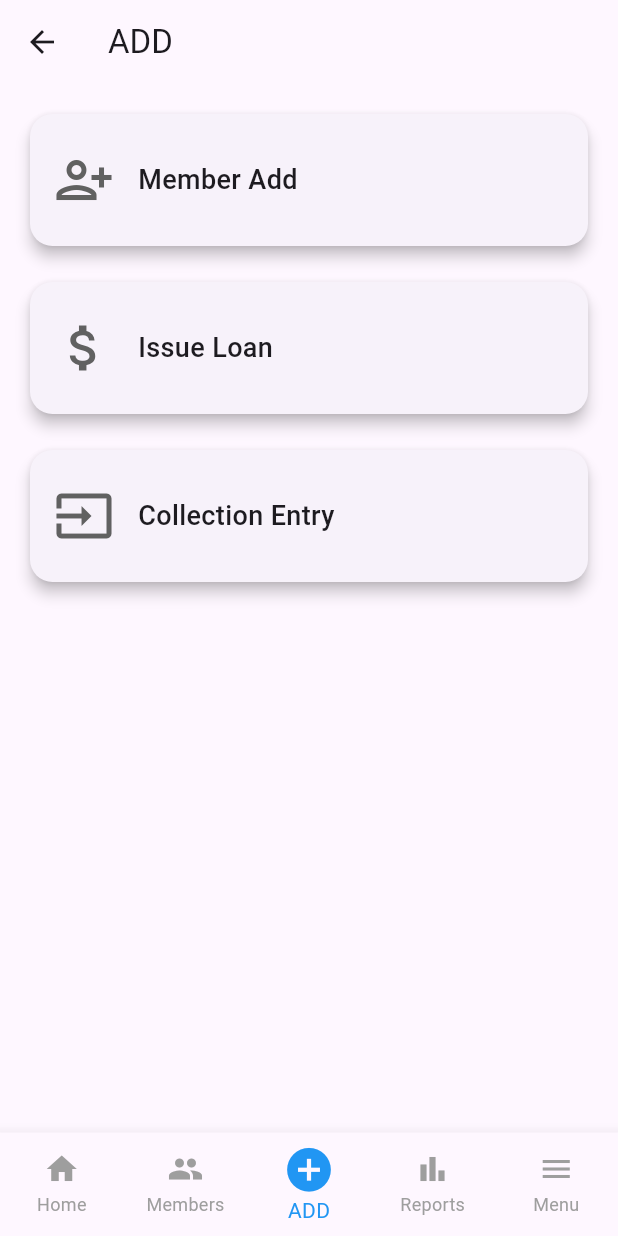
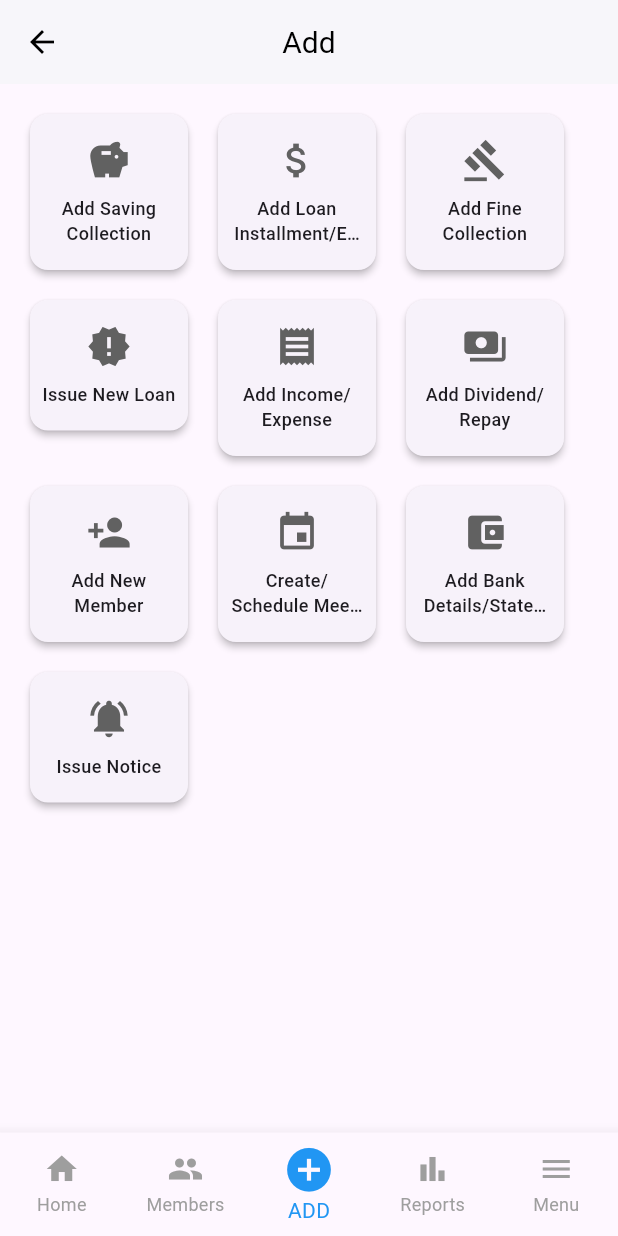
Before and after one commit to sparkmind-org/BachatGatApp, a Flutter app: the AddScreen screen opened by its route, on a phone screen of 412 x 824 dp. Run offline on Flutter 3.47's test engine with Material 3 defaults, Android fonts, the phone set to English and light mode, and no system bars; our stand-ins replace flutter_svg.

Commit message:
Adding new Screen in add page

```diff
--- a/lib/app/routes.dart
+++ b/lib/app/routes.dart
@@ -8,6 +8,15 @@ import '../screens/loan/loan_collection_screen.dart';
 import '../screens/reports/reports_screen.dart';
 import '../screens/menu/menu_screen.dart';
 import '../screens/add/add_screen.dart';
+import '../screens/add/addtilescreen/issue_notice_screen.dart';
+import '../screens/add/addtilescreen/loan_emi_screen.dart';
+import '../screens/add/addtilescreen/bank_details_screen.dart';
+import '../screens/add/addtilescreen/meeting_schedule_screen.dart';
+import '../screens/add/addtilescreen/income_expense_screen.dart';
+import '../screens/add/addtilescreen/dividend_repay_screen.dart';
+import '../screens/add/addtilescreen/fine_collection_screen.dart';
+import '../screens/add/addtilescreen/saving_collection_screen.dart';
+
 import '../screens/notification/notification_screen.dart';
 
 final Map<String, WidgetBuilder> appRoutes = {
@@ -21,4 +30,15 @@ final Map<String, WidgetBuilder> appRoutes = {
   '/reports': (context) => const ReportsScreen(),
   '/menu': (context) => const MenuScreen(),
   '/notification': (context) => const NotificationsScreen(),
+  '/add-bank-details': (context) => const AddBankDetailsScreen(),
+  '/issue-notice': (context) => const IssueNoticeScreen(),
+  '/add-saving': (context) => const AddSavingCollectionScreen(),
+  '/add-income-expense': (context) => const AddIncomeExpenseScreen(),
+  '/add-dividend': (context) => const AddDividendRepayScreen(),
+  '/add-meeting': (context) => const ScheduleMeetingScreen(),
+  '/add-loan-emi': (context) => const AddLoanEmiScreen(),
+  '/add-fine': (context) => const AddFineCollectionScreen(),
+
+
+
 };
--- a/lib/screens/add/add_screen.dart
+++ b/lib/screens/add/add_screen.dart
@@ -2,13 +2,13 @@ import 'package:flutter/material.dart';
 import '../../widgets/custom_footer.dart';
 
 class AddScreen extends StatefulWidget {
-  const AddScreen({Key? key}) : super(key: key);
+  const AddScreen({super.key});
 
   @override
-  _AddScreenState createState() => _AddScreenState();
+  AddScreenState createState() => AddScreenState();
 }
 
-class _AddScreenState extends State<AddScreen> {
+class AddScreenState extends State<AddScreen> {
   int _selectedIndex = 2; // Set to 2 since this is the 'Add' screen
 
   void _onItemTapped(int index) {
@@ -35,36 +35,31 @@ class _AddScreenState extends State<AddScreen> {
   Widget build(BuildContext context) {
     return Scaffold(
       appBar: AppBar(
-        title: const Text('ADD'),
+        title: const Text('Add'),
+        backgroundColor: Colors.white,
+        elevation: 1,
+        iconTheme: const IconThemeData(color: Colors.black),
+        titleTextStyle: const TextStyle(color: Colors.black, fontSize: 20),
+        centerTitle: true,
       ),
       body: Padding(
         padding: const EdgeInsets.all(16.0),
-        child: Column(
-          crossAxisAlignment: CrossAxisAlignment.stretch,
+        child: Wrap(
+          spacing: 12, // Space between cards horizontally
+          runSpacing: 12, // Space between cards vertically
           children: [
-            _buildCard(
-              icon: Icons.person_add_alt,
-              label: 'Member Add',
-              onTap: () {
-               Navigator.pushNamed(context, '/add-member');
-              },
-            ),
-            SizedBox(height: 16),
-            _buildCard(
-              icon: Icons.attach_money,
-              label: 'Issue Loan',
-              onTap: () {
-               Navigator.pushNamed(context, '/issue-loan');
-              },
-            ),
-            SizedBox(height: 16),
-            _buildCard(
-              icon: Icons.input,
-              label: 'Collection Entry',
-              onTap: () {
-                Navigator.pushNamed(context, '/loan-collection');
-              },
-            ),
+            _buildAddCard('Add Saving Collection', Icons.savings, '/add-saving'),
+            _buildAddCard(
+                'Add Loan Installment/EMI', Icons.attach_money, '/add-loan-emi'),
+            _buildAddCard('Add Fine Collection', Icons.gavel, '/add-fine'),
+            _buildAddCard('Issue New Loan', Icons.new_releases, '/issue-loan'),
+            _buildAddCard('Add Income/Expense', Icons.receipt, '/add-income-expense'),
+            _buildAddCard('Add Dividend/Repay', Icons.payments, '/add-dividend'),
+            _buildAddCard('Add New Member', Icons.person_add, '/add-member'),
+            _buildAddCard('Create/Schedule Meeting', Icons.event, '/add-meeting'),
+            _buildAddCard('Add Bank Details/Statements',
+                Icons.account_balance_wallet, '/add-bank-details'),
+            _buildAddCard('Issue Notice', Icons.notifications_active, '/issue-notice'),
           ],
         ),
       ),
@@ -80,27 +75,34 @@ class _AddScreenState extends State<AddScreen> {
     );
   }
 
-  Widget _buildCard({required IconData icon, required String label, required VoidCallback onTap}) {
+  Widget _buildAddCard(String title, IconData iconData, String route) {
     return GestureDetector(
-      onTap: onTap,
+      onTap: () {
+        Navigator.pushNamed(context, route);
+      },
+      child: Container(
+        width: MediaQuery.of(context).size.width / 3 - 24, // Adjusted for three cards per row
         child: Card(
           shape: RoundedRectangleBorder(
-          borderRadius: BorderRadius.circular(15.0),
+            borderRadius: BorderRadius.circular(12),
           ),
-        elevation: 4,
+          elevation: 2,
           child: Padding(
-          padding: const EdgeInsets.symmetric(vertical: 24, horizontal: 16),
-          child: Row(
+            padding: const EdgeInsets.symmetric(vertical: 16, horizontal: 8),
+            child: Column(
+              mainAxisAlignment: MainAxisAlignment.center,
               children: [
-              Icon(icon, size: 40, color: Colors.grey[700]),
-              SizedBox(width: 16),
-              Expanded(
-                child: Text(
-                  label,
-                  style: TextStyle(fontSize: 18, fontWeight: FontWeight.w500),
-                ),
+                Icon(iconData, size: 30, color: Colors.grey[700]),
+                const SizedBox(height: 8),
+                Text(
+                  title,
+                  textAlign: TextAlign.center,
+                  style: const TextStyle(fontSize: 12, fontWeight: FontWeight.w500),
+                  maxLines: 2,
+                  overflow: TextOverflow.ellipsis, // Adds ellipsis for overflow
                 ),
               ],
+            ),
           ),
         ),
       ),
--- a/lib/screens/notification/notification_screen.dart
+++ b/lib/screens/notification/notification_screen.dart
@@ -4,7 +4,7 @@ import 'package:flutter_svg/flutter_svg.dart';
 import '../../widgets/custom_footer.dart'; // Assuming CustomFooter is defined here
 
 class NotificationsScreen extends StatefulWidget {
-  const NotificationsScreen({Key? key}) : super(key: key);
+  const NotificationsScreen({super.key });
 
   @override
   NotificationsScreenState createState() => NotificationsScreenState();
```
Also changed, not shown: lib/screens/add/addtilescreen/bank_details_screen.dart (added, +62 -0 lines), lib/screens/add/addtilescreen/dividend_repay_screen.dart (added, +62 -0 lines), lib/screens/add/addtilescreen/fine_collection_screen.dart (added, +62 -0 lines), lib/screens/add/addtilescreen/income_expense_screen.dart (added, +62 -0 lines), lib/screens/add/addtilescreen/issue_notice_screen.dart (added, +62 -0 lines), lib/screens/add/addtilescreen/loan_emi_screen.dart (added, +62 -0 lines), lib/screens/add/addtilescreen/meeting_schedule_screen.dart (added, +62 -0 lines), lib/screens/add/addtilescreen/saving_collection_screen.dart (added, +62 -0 lines). Lines whose indentation alone changed are shown as unchanged.
